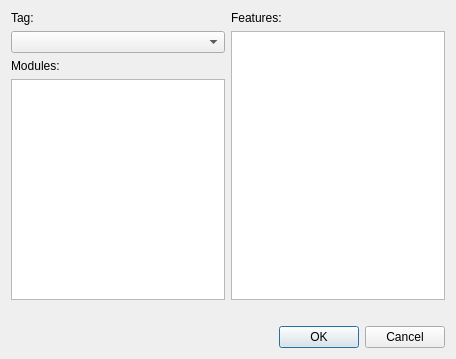
HamedMasafi/confiqt, file ui/qtlitedialog.ui: the form before one commit.
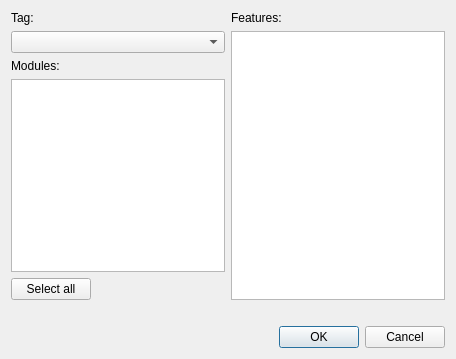
The form after the commit.

The edit to the form file:
```diff
--- a/ui/qtlitedialog.ui
+++ b/ui/qtlitedialog.ui
@@ -38,6 +38,30 @@
        <item>
         <widget class="QListWidget" name="listWidgetModules"/>
        </item>
+       <item>
+        <layout class="QHBoxLayout" name="horizontalLayout_2">
+         <item>
+          <widget class="QPushButton" name="pushButtonSelectAll">
+           <property name="text">
+            <string>Select all</string>
+           </property>
+          </widget>
+         </item>
+         <item>
+          <spacer name="horizontalSpacer">
+           <property name="orientation">
+            <enum>Qt::Horizontal</enum>
+           </property>
+           <property name="sizeHint" stdset="0">
+            <size>
+             <width>40</width>
+             <height>20</height>
+            </size>
+           </property>
+          </spacer>
+         </item>
+        </layout>
+       </item>
       </layout>
      </item>
      <item>
```
